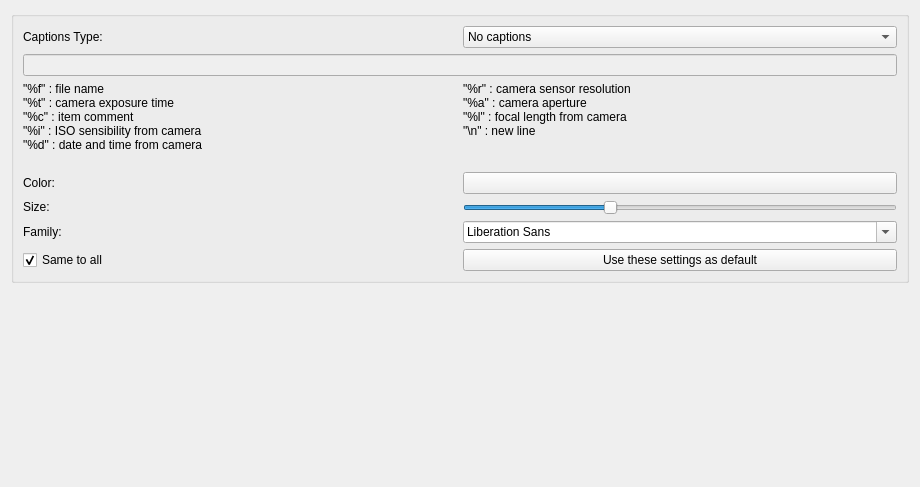
Above: utilities/assistants/printcreator/ui/advprintcaptionpage.ui from KDE/digikam before the change. Below: the same form after it.
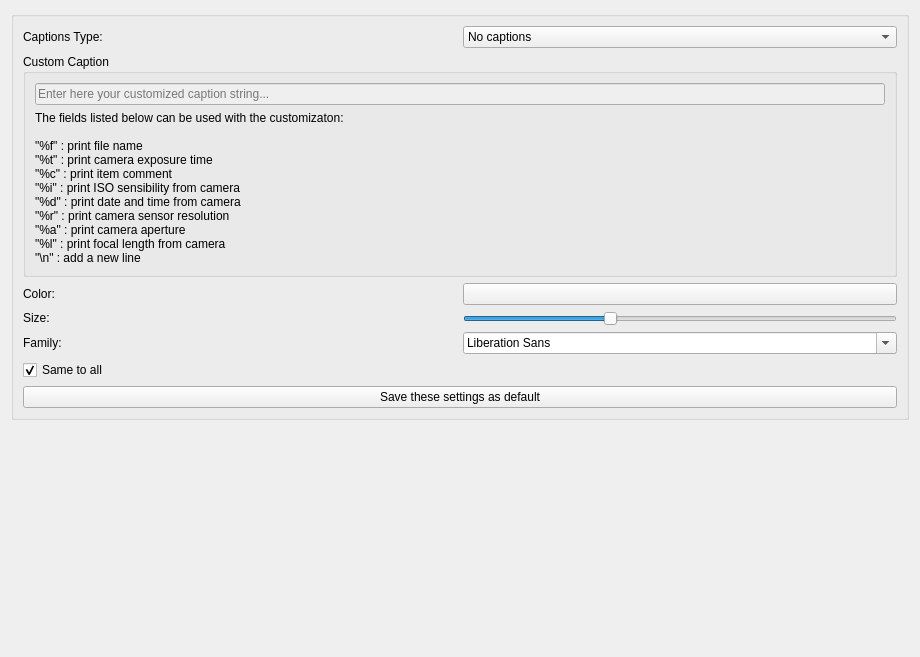
That is the form after the change. Custom widgets are drawn as their Qt base class.

```diff
--- a/utilities/assistants/printcreator/ui/advprintcaptionpage.ui
+++ b/utilities/assistants/printcreator/ui/advprintcaptionpage.ui
@@ -7,7 +7,7 @@
     <x>0</x>
     <y>0</y>
     <width>920</width>
-    <height>487</height>
+    <height>657</height>
    </rect>
   </property>
   <property name="sizePolicy">
@@ -79,6 +79,14 @@
           <item>
            <layout class="QVBoxLayout" name="verticalLayout_3">
             <item>
+             <widget class="QGroupBox" name="m_customCaptionGB">
+              <property name="title">
+               <string>Custom Caption</string>
+              </property>
+              <layout class="QVBoxLayout" name="verticalLayout_4">
+               <item>
+                <layout class="QVBoxLayout" name="verticalLayout_2">
+                 <item>
              <widget class="QLineEdit" name="m_FreeCaptionFormat">
               <property name="enabled">
                <bool>false</bool>
@@ -89,39 +97,39 @@
                 <height>0</height>
                </size>
               </property>
+                   <property name="placeholderText">
+                    <string>Enter here your customized caption string...</string>
+                   </property>
              </widget>
             </item>
             <item>
-             <layout class="QGridLayout" name="gridLayout_3">
-              <item row="0" column="0">
-               <widget class="QLabel" name="m_free_label1">
+                  <widget class="QLabel" name="m_free_label">
                 <property name="text">
-                 <string>&quot;%f&quot; : file name
-&quot;%t&quot; : camera exposure time
-&quot;%c&quot; : item comment
-&quot;%i&quot; : ISO sensibility from camera
-&quot;%d&quot; : date and time from camera
-</string>
+                    <string>The fields listed below can be used with the customizaton:
+
+&quot;%f&quot; : print file name
+&quot;%t&quot; : print camera exposure time
+&quot;%c&quot; : print item comment
+&quot;%i&quot; : print ISO sensibility from camera
+&quot;%d&quot; : print date and time from camera
+&quot;%r&quot; : print camera sensor resolution
+&quot;%a&quot; : print camera aperture
+&quot;%l&quot; : print focal length from camera
+&quot;\n&quot; : add a new line</string>
                 </property>
                 <property name="alignment">
                  <set>Qt::AlignLeading|Qt::AlignLeft|Qt::AlignTop</set>
                 </property>
                </widget>
               </item>
-              <item row="0" column="1">
-               <widget class="QLabel" name="m_free_label2">
-                <property name="text">
-                 <string>&quot;%r&quot; : camera sensor resolution
-&quot;%a&quot; : camera aperture
-&quot;%l&quot; : focal length from camera
-&quot;\n&quot; : new line</string>
-                </property>
-                <property name="alignment">
-                 <set>Qt::AlignLeading|Qt::AlignLeft|Qt::AlignTop</set>
-                </property>
-               </widget>
-              </item>
-             </layout>
+                </layout>
+               </item>
+              </layout>
+              <zorder></zorder>
+             </widget>
+            </item>
+            <item>
+             <layout class="QVBoxLayout" name="verticalLayout"/>
             </item>
             <item>
              <layout class="QVBoxLayout" name="verticalLayout_6">
@@ -224,16 +232,16 @@
                 </property>
                </widget>
               </item>
+             </layout>
+            </item>
+           </layout>
+          </item>
               <item>
                <widget class="QPushButton" name="m_setDefault">
                 <property name="text">
-                 <string>Use these settings as default</string>
-                </property>
-               </widget>
-              </item>
-             </layout>
-            </item>
-           </layout>
+             <string>Save these settings as default</string>
+            </property>
+           </widget>
           </item>
          </layout>
         </item>
```
Lines whose indentation alone changed are shown as unchanged.
